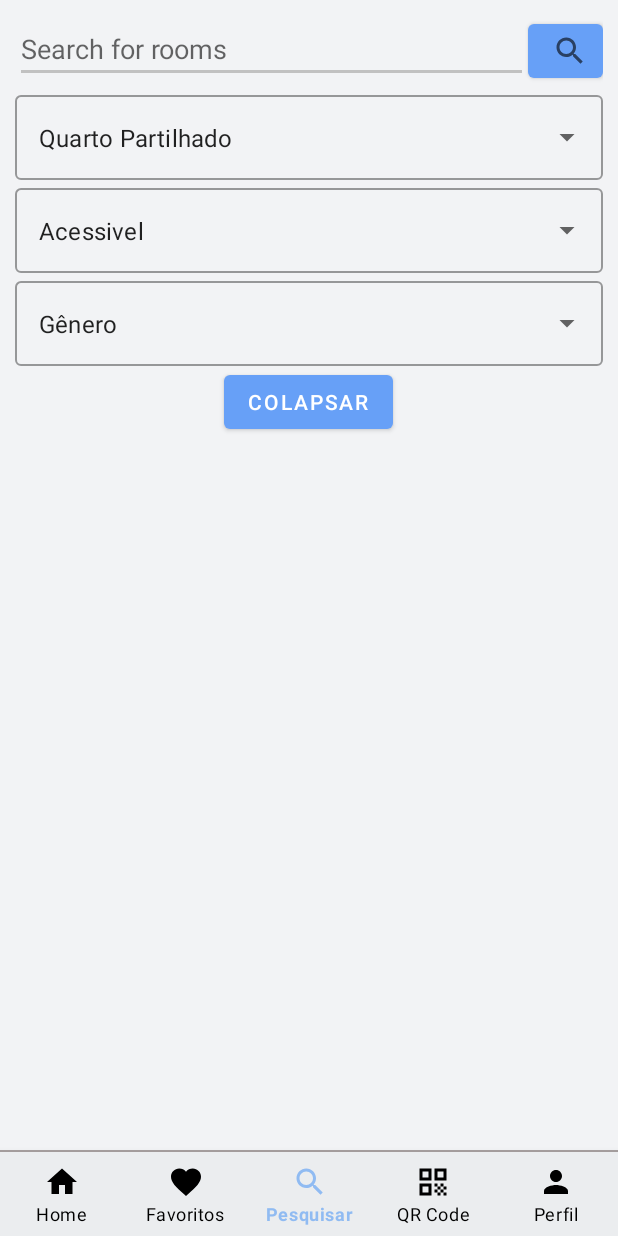
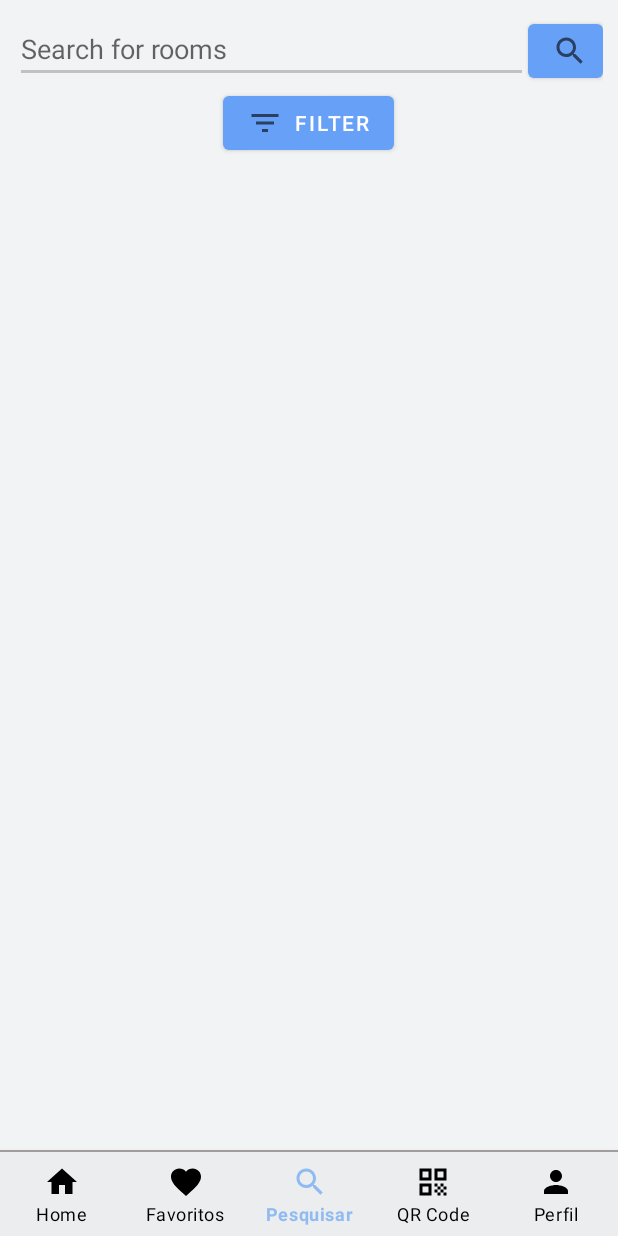
Before and after one commit to CVB-999999999/CM-TP, an Android app: the SearchActivity screen opened directly, with no data from a screen before it, on a phone screen of 412 x 824 dp. Run offline under Robolectric (Android 15) with nearby library versions, the phone set to English and light mode, and no system bars; our stand-ins replace Firebase (no records; nobody signed in at launch, a user with empty details on screens opened directly), Picasso; pictures from the network do not load.

Commit message:
UI Filtro Done

```diff
--- a/app/src/main/java/com/example/bd/SearchActivity.kt
+++ b/app/src/main/java/com/example/bd/SearchActivity.kt
@@ -4,10 +4,7 @@ import android.content.Intent
 import androidx.appcompat.app.AppCompatActivity
 import android.os.Bundle
 import android.view.View
-import android.widget.EditText
-import android.widget.LinearLayout
-import android.widget.TextView
-import android.widget.Toast
+import android.widget.*
 import androidx.appcompat.app.ActionBar
 import androidx.recyclerview.widget.LinearLayoutManager
 import androidx.recyclerview.widget.RecyclerView
@@ -50,6 +47,40 @@ class SearchActivity : AppCompatActivity(), OnStudentClickListener {
         bottomNavigationView.setSelectedItemId(R.id.search)
 
         MyApplication.bottomMenu(bottomNavigationView, this)
+
+        // --- Dropdown Stuff   --- //
+        // --- --- Shared Room  --- --- //
+        // get reference to the string array that we just created
+        var languages = resources.getStringArray(R.array.sharedRoom)
+        // create an array adapter and pass the required parameter
+        // in our case pass the context, drop down layout , and array.
+        var arrayAdapter = ArrayAdapter(this, R.layout.filter_partilhado, languages)
+        // get reference to the autocomplete text view
+        val qp = findViewById<AutoCompleteTextView>(R.id.qp)
+        // set adapter to the autocomplete tv to the arrayAdapter
+        qp.setAdapter(arrayAdapter)
+
+        // --- --- Shared Room  --- --- //
+        // get reference to the string array that we just created
+        languages = resources.getStringArray(R.array.accessible)
+        // create an array adapter and pass the required parameter
+        // in our case pass the context, drop down layout , and array.
+        arrayAdapter = ArrayAdapter(this, R.layout.filter_partilhado, languages)
+        // get reference to the autocomplete text view
+        val a = findViewById<AutoCompleteTextView>(R.id.a)
+        // set adapter to the autocomplete tv to the arrayAdapter
+        a.setAdapter(arrayAdapter)
+
+        // --- --- Shared Room  --- --- //
+        // get reference to the string array that we just created
+        languages = resources.getStringArray(R.array.gender)
+        // create an array adapter and pass the required parameter
+        // in our case pass the context, drop down layout , and array.
+        arrayAdapter = ArrayAdapter(this, R.layout.filter_partilhado, languages)
+        // get reference to the autocomplete text view
+        val g = findViewById<AutoCompleteTextView>(R.id.g)
+        // set adapter to the autocomplete tv to the arrayAdapter
+        g.setAdapter(arrayAdapter)
     }
 
     fun pesquisa(view: View) {
@@ -108,17 +139,17 @@ class SearchActivity : AppCompatActivity(), OnStudentClickListener {
 
     fun resize(view: View) {
 
-        var ll = findViewById<LinearLayout>(R.id.ll2)
-        var lp = ll.getLayoutParams()
-        lp.height = 0;
+        val ll = findViewById<LinearLayout>(R.id.ll2)
+        val lp = ll.getLayoutParams()
 
-        ll.setLayoutParams(lp)
-    }
-    fun resize2(view: View) {
+//        Toast.makeText(this, lp.height.toString(), Toast.LENGTH_SHORT).show()
 
-        var ll = findViewById<LinearLayout>(R.id.ll2)
-        var lp = ll.getLayoutParams()
-        lp.height = 100;
+        // Verifies the state of the dropdown
+        if (lp.height == 0) {
+            lp.height = 650;
+        } else {
+            lp.height = 0;
+        }
 
         ll.setLayoutParams(lp)
     }
--- /dev/null
+++ b/app/src/main/res/drawable/ic_baseline_filter_alt_24.xml
@@ -0,0 +1,5 @@
+<vector android:height="24dp" android:tint="#000000"
+    android:viewportHeight="24" android:viewportWidth="24"
+    android:width="24dp" xmlns:android="http://schemas.android.com/apk/res/android">
+    <path android:fillColor="@android:color/white" android:pathData="M4.25,5.61C6.27,8.2 10,13 10,13v6c0,0.55 0.45,1 1,1h2c0.55,0 1,-0.45 1,-1v-6c0,0 3.72,-4.8 5.74,-7.39C20.25,4.95 19.78,4 18.95,4H5.04C4.21,4 3.74,4.95 4.25,5.61z"/>
+</vector>
--- a/app/src/main/res/layout/activity_search.xml
+++ b/app/src/main/res/layout/activity_search.xml
@@ -16,8 +16,8 @@
         <LinearLayout
             android:layout_width="match_parent"
             android:layout_height="wrap_content"
-            android:orientation="vertical"
-            android:layout_marginVertical="10dp">
+            android:layout_marginVertical="10dp"
+            android:orientation="vertical">
 
             <LinearLayout
                 android:id="@+id/ll1"
@@ -46,9 +46,9 @@
             <LinearLayout
                 android:id="@+id/ll2"
                 android:layout_width="match_parent"
-                android:layout_height="wrap_content"
-                android:orientation="vertical"
-                android:layout_marginHorizontal="10dp">
+                android:layout_height="0dp"
+                android:layout_marginHorizontal="10dp"
+                android:orientation="vertical">
 
                 <com.google.android.material.textfield.TextInputLayout
                     style="@style/Widget.MaterialComponents.TextInputLayout.OutlinedBox.ExposedDropdownMenu"
@@ -67,6 +67,7 @@
                         android:text="Quarto Partilhado" />
 
                 </com.google.android.material.textfield.TextInputLayout>
+
                 <com.google.android.material.textfield.TextInputLayout
                     style="@style/Widget.MaterialComponents.TextInputLayout.OutlinedBox.ExposedDropdownMenu"
                     android:layout_width="match_parent"
@@ -84,6 +85,7 @@
                         android:text="Acessivel" />
 
                 </com.google.android.material.textfield.TextInputLayout>
+
                 <com.google.android.material.textfield.TextInputLayout
                     style="@style/Widget.MaterialComponents.TextInputLayout.OutlinedBox.ExposedDropdownMenu"
                     android:layout_width="match_parent"
@@ -102,14 +104,22 @@
 
                 </com.google.android.material.textfield.TextInputLayout>
 
+                <Button
+                    android:layout_width="wrap_content"
+                    android:layout_height="wrap_content"
+                    android:layout_gravity="center_horizontal"
+                    android:onClick="resize"
+                    android:text="@string/search" />
+
             </LinearLayout>
 
             <Button
                 android:layout_width="wrap_content"
                 android:layout_height="wrap_content"
+                android:layout_gravity="center_horizontal"
+                android:drawableLeft="@drawable/ic_baseline_filter_list_24"
                 android:onClick="resize"
-                android:text="Colapsar"
-                android:layout_gravity="center_horizontal"/>
+                android:text="@string/filter" />
         </LinearLayout>
     </ScrollView>
 
--- a/app/src/main/res/values-night/themes.xml
+++ b/app/src/main/res/values-night/themes.xml
@@ -10,7 +10,7 @@
         <item name="colorSecondaryVariant">@color/grey</item>
         <item name="colorOnSecondary">@color/blackDiscord</item>
         <!-- Status bar color. -->
-        <item name="android:statusBarColor" tools:targetApi="l">?attr/colorPrimaryVariant</item>
+        <item name="android:statusBarColor">@color/black</item>
         <!-- Customize your theme here. -->
         <item name="android:navigationBarColor">@color/black</item>
         <item name="android:windowBackground">@color/backgroundDiscordBlack</item>
--- a/app/src/main/res/values/strings.xml
+++ b/app/src/main/res/values/strings.xml
@@ -39,7 +39,21 @@
     <string name="search">Search</string>
     <string name="passForget">Forget the password?</string>
     <string name="forget_password">Password Recovery</string>
-    <string name="login1">Login</string>
-    <string name="password">Password</string>
-    <string name="email">Email</string>
+    <string name="login1" translatable="false">Login</string>
+    <string name="password" translatable="false">Password</string>
+    <string name="email" translatable="false">Email</string>
+    <string name="colapse">Colapse</string>
+    <string-array name="sharedRoom">
+        <item>Shared</item>
+        <item>Not Shared</item>
+    </string-array>
+    <string-array name="accessible">
+        <item>Accessible</item>
+        <item>Not Accessible</item>
+    </string-array>
+    <string-array name="gender">
+        <item>Both</item>
+        <item>Male Only</item>
+        <item>Female Only</item>
+    </string-array>
 </resources>
```
Also changed, not shown: app/src/main/res/layout/filter_partilhado.xml (added, +9 -0 lines), 1 other file.
